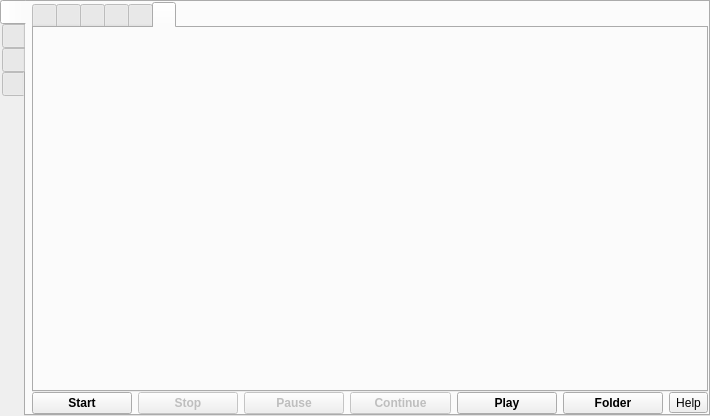
This is src/formMainWindow.ui in vkohaupt/vokoscreenNG as Qt 5 draws it before an edit. The edited form follows.
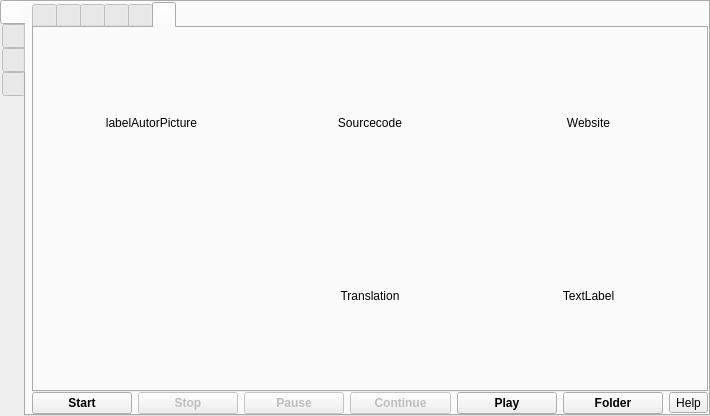
This is the edited form. Icons and pictures are not drawn.

Commit message: about-tab

```diff
--- a/src/formMainWindow.ui
+++ b/src/formMainWindow.ui
@@ -1945,6 +1945,71 @@
            <attribute name="title">
             <string notr="true"/>
            </attribute>
+           <layout class="QVBoxLayout" name="verticalLayout_15">
+            <item>
+             <layout class="QGridLayout" name="gridLayout_2">
+              <item row="0" column="2">
+               <widget class="QLabel" name="labelWebSiteUrl">
+                <property name="text">
+                 <string>Website</string>
+                </property>
+                <property name="alignment">
+                 <set>Qt::AlignCenter</set>
+                </property>
+                <property name="openExternalLinks">
+                 <bool>true</bool>
+                </property>
+               </widget>
+              </item>
+              <item row="1" column="1">
+               <widget class="QLabel" name="labelLanguageUrl">
+                <property name="text">
+                 <string>Translation</string>
+                </property>
+                <property name="alignment">
+                 <set>Qt::AlignCenter</set>
+                </property>
+                <property name="openExternalLinks">
+                 <bool>true</bool>
+                </property>
+               </widget>
+              </item>
+              <item row="1" column="2">
+               <widget class="QLabel" name="label_30">
+                <property name="text">
+                 <string notr="true">TextLabel</string>
+                </property>
+                <property name="alignment">
+                 <set>Qt::AlignCenter</set>
+                </property>
+               </widget>
+              </item>
+              <item row="0" column="1">
+               <widget class="QLabel" name="labelSourcecodeUrl">
+                <property name="text">
+                 <string>Sourcecode</string>
+                </property>
+                <property name="alignment">
+                 <set>Qt::AlignCenter</set>
+                </property>
+                <property name="openExternalLinks">
+                 <bool>true</bool>
+                </property>
+               </widget>
+              </item>
+              <item row="0" column="0">
+               <widget class="QLabel" name="labelAutorPicture">
+                <property name="text">
+                 <string notr="true">labelAutorPicture</string>
+                </property>
+                <property name="alignment">
+                 <set>Qt::AlignCenter</set>
+                </property>
+               </widget>
+              </item>
+             </layout>
+            </item>
+           </layout>
           </widget>
          </widget>
         </item>
```
The commit also changes 3 other files.
